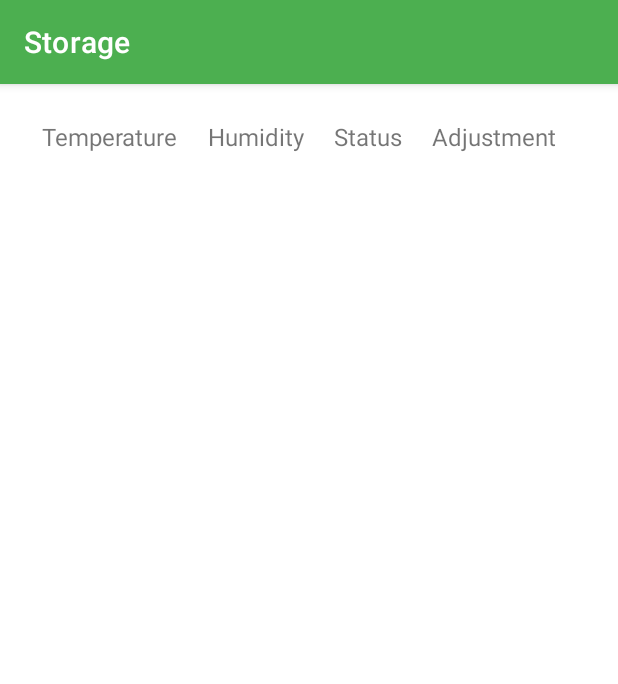
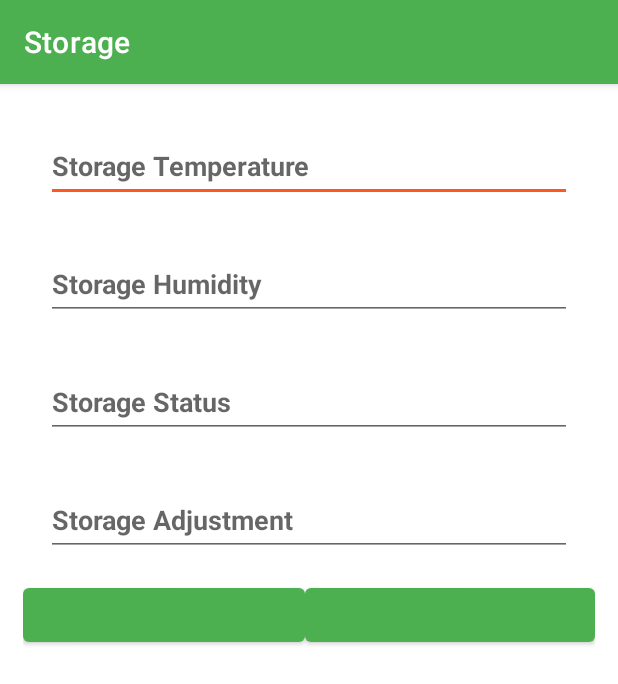
Before and after one commit to Giwithx/Kamatechs-App, an Android app: the fragment StorageFragment shown on its own in the app's theme, on a phone screen of 412 x 824 dp. Shown: the top 684 px of the screen. Run offline under Robolectric (Android 15) with nearby library versions, the phone set to English and light mode, and no system bars; our stand-ins replace data binding.

Commit message:
Added CRUD Fragment

```diff
--- a/app/src/main/java/com/example/kamatechsmobileapplication/fragments/HomeFragment.kt
+++ b/app/src/main/java/com/example/kamatechsmobileapplication/fragments/HomeFragment.kt
@@ -30,6 +30,9 @@ class HomeFragment : Fragment() {
         binding.btnUsers.setOnClickListener { view: View ->
             view.findNavController().navigate(R.id.action_homeFragment_to_userDetailsFragment)
         }
+        binding.btnStorage.setOnClickListener{view: View ->
+            view.findNavController().navigate(R.id.action_homeFragment_to_storageFragment)
+        }
         return binding.root
     }
 
--- a/app/src/main/res/layout/fragment_storage.xml
+++ b/app/src/main/res/layout/fragment_storage.xml
@@ -1,58 +1,107 @@
 <?xml version="1.0" encoding="utf-8"?>
-<FrameLayout xmlns:android="http://schemas.android.com/apk/res/android"
+<layout xmlns:android="http://schemas.android.com/apk/res/android"
     xmlns:app="http://schemas.android.com/apk/res-auto"
     xmlns:tools="http://schemas.android.com/tools"
-    android:layout_width="match_parent"
-    android:layout_height="match_parent"
-    tools:context=".fragments.StorageFragment">
+    tools:context="com.example.kamatechsmobileapplication.StorageFragment">
 
-    <androidx.constraintlayout.widget.ConstraintLayout
-        android:id="@+id/StorageConstraint"
+    <data>
+        <variable
+            name="myViewModel"
+            type="com.example.kamatechsmobileapplication.storage.StorageViewModel" />
+    </data>
+
+    <LinearLayout
         android:layout_width="match_parent"
-        android:layout_height="match_parent">
+        android:layout_height="match_parent"
+        android:layout_margin="15dp"
+        android:orientation="vertical">
 
-        <TextView
+        <EditText
             android:id="@+id/txtTemp"
+            android:layout_width="match_parent"
+            android:layout_height="wrap_content"
+            android:layout_margin="15dp"
+
+            android:ems="10"
+            android:text="@={myViewModel.inputTemp}"
+            android:hint="Storage Temperature"
+            android:inputType="number"
+            android:minHeight="48dp"
+            android:textStyle="bold" />
+
+        <EditText
+            android:id="@+id/txtHumid"
+            android:layout_width="match_parent"
+            android:layout_height="wrap_content"
+            android:layout_margin="15dp"
+
+            android:ems="10"
+            android:text="@={myViewModel.inputHumid}"
+            android:hint="Storage Humidity"
+            android:inputType="number"
+            android:minHeight="48dp"
+            android:textStyle="bold" />
+
+        <EditText
+            android:id="@+id/txtStat"
+            android:layout_width="match_parent"
+            android:layout_height="wrap_content"
+            android:layout_margin="15dp"
+
+            android:ems="10"
+            android:text="@={myViewModel.inputStat}"
+            android:hint="Storage Status"
+            android:inputType="text"
+            android:minHeight="48dp"
+            android:textStyle="bold" />
+
+        <EditText
+            android:id="@+id/txtAdj"
+            android:layout_width="match_parent"
+            android:layout_height="wrap_content"
+            android:layout_margin="15dp"
+
+            android:ems="10"
+            android:text="@={myViewModel.inputAdj}"
+            android:hint="Storage Adjustment"
+            android:inputType="number"
+            android:minHeight="48dp"
+            android:textStyle="bold" />
+
+        <LinearLayout
             android:layout_width="wrap_content"
             android:layout_height="wrap_content"
-            android:layout_marginStart="28dp"
-            android:layout_marginTop="24dp"
-            android:text="Temperature"
-            android:textSize="16sp"
-            app:layout_constraintStart_toStartOf="parent"
-            app:layout_constraintTop_toTopOf="parent" />
+            android:orientation="horizontal">
 
-        <TextView
-            android:id="@+id/txtHumid"
-            android:layout_width="wrap_content"
+            <Button
+                android:id="@+id/btnsaveupdate"
+                android:layout_width="188dp"
+                android:layout_height="wrap_content"
+                android:onClick="@{()->myViewModel.saveupdate()}"
+                android:text="@={myViewModel.btnsaveupdateText}"
+                android:textSize="18sp"
+                android:textStyle="bold"
+                tools:ignore="SpeakableTextPresentCheck" />
+
+            <Button
+                android:id="@+id/btndeleteall"
+                android:layout_width="303dp"
+                android:layout_height="wrap_content"
+                android:layout_weight="1"
+                android:onClick="@{()->myViewModel.deleteall()}"
+                android:text="@={myViewModel.btndeleteText}"
+                android:textSize="18sp"
+                android:textStyle="bold"
+                tools:ignore="SpeakableTextPresentCheck" />
+
+
+
+        </LinearLayout>
+        <androidx.recyclerview.widget.RecyclerView
+            android:layout_width="match_parent"
             android:layout_height="wrap_content"
-            android:layout_marginStart="20dp"
-            android:layout_marginTop="24dp"
-            android:text="Humidity"
-            android:textSize="16sp"
-            app:layout_constraintStart_toEndOf="@+id/txtTemp"
-            app:layout_constraintTop_toTopOf="parent" />
+            android:id="@+id/storage_recyclerView"
+            android:layout_margin="5dp"/>
+    </LinearLayout>
 
-        <TextView
-            android:id="@+id/txtStat"
-            android:layout_width="wrap_content"
-            android:layout_height="wrap_content"
-            android:layout_marginStart="20dp"
-            android:layout_marginTop="24dp"
-            android:text="Status"
-            android:textSize="16sp"
-            app:layout_constraintStart_toEndOf="@+id/txtHumid"
-            app:layout_constraintTop_toTopOf="parent" />
-
-        <TextView
-            android:id="@+id/txtAdjust"
-            android:layout_width="wrap_content"
-            android:layout_height="wrap_content"
-            android:layout_marginStart="20dp"
-            android:layout_marginTop="24dp"
-            android:text="Adjustment"
-            android:textSize="16sp"
-            app:layout_constraintStart_toEndOf="@+id/txtStat"
-            app:layout_constraintTop_toTopOf="parent" />
-    </androidx.constraintlayout.widget.ConstraintLayout>
-</FrameLayout>
+</layout>
--- a/app/src/main/res/navigation/navigation.xml
+++ b/app/src/main/res/navigation/navigation.xml
@@ -36,6 +36,9 @@
         <action
             android:id="@+id/action_homeFragment_to_weatherActivity"
             app:destination="@id/weatherActivity" />
+        <action
+            android:id="@+id/action_homeFragment_to_storageFragment"
+            app:destination="@id/storageFragment" />
     </fragment>
     <fragment
         android:id="@+id/userDetailsFragment"
@@ -61,4 +64,8 @@
         android:name="com.example.kamatechsmobileapplication.fragments.FAQFragment"
         android:label="fragment_f_a_q"
         tools:layout="@layout/fragment_f_a_q" />
+    <fragment
+        android:id="@+id/storageFragment"
+        android:name="com.example.kamatechsmobileapplication.storage.StorageFragment"
+        android:label="StorageFragment" />
 </navigation>
```
